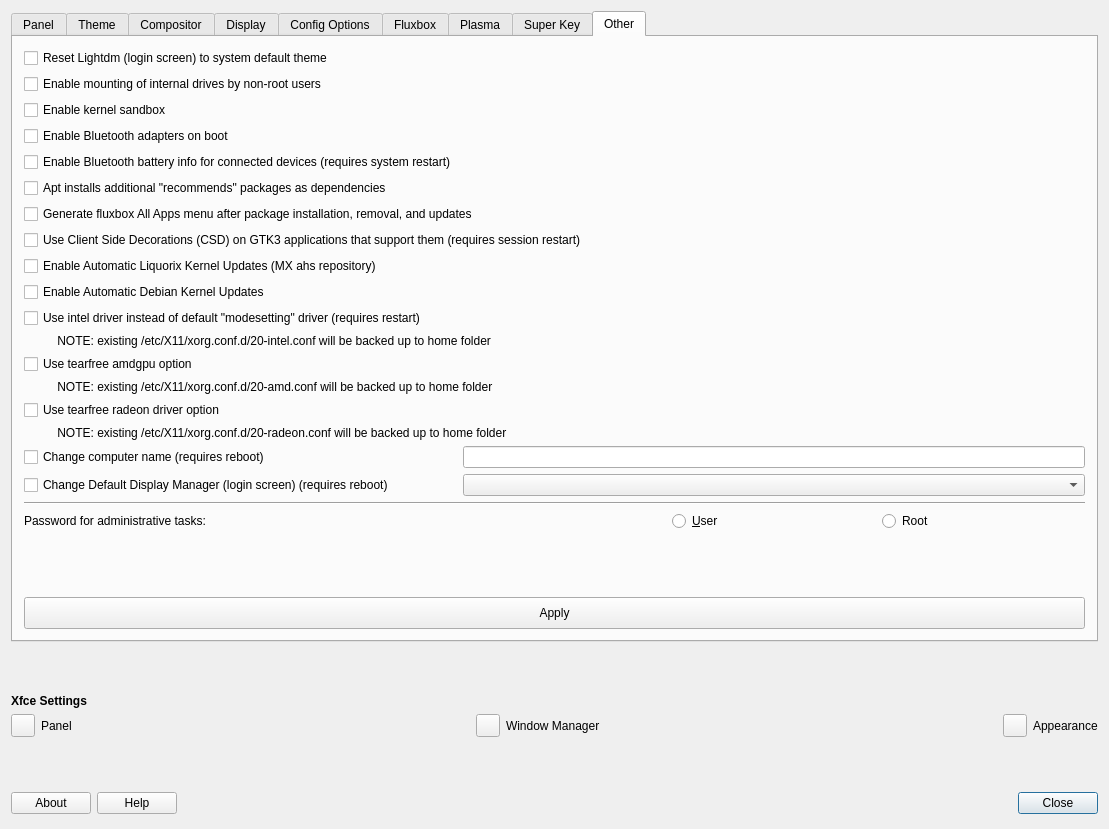
First picture: the form in defaultlook.ui, repository MX-Linux/mx-tweak, before the edit.
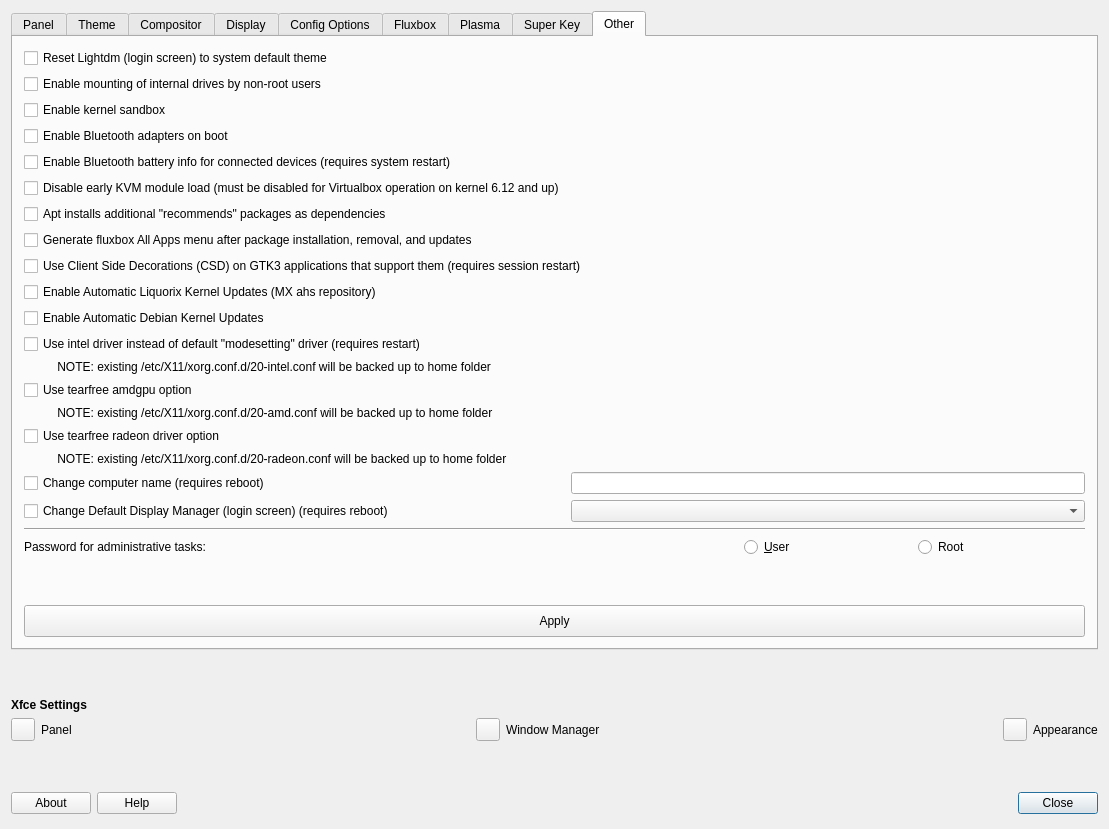
Second picture: the form after the edit. The open tabs and pages were chosen to show the change. Icons and pictures are not drawn.

Commit message: add feature to disable early kvm module loading for virtualbox on kernel 6.12 and up.

Diff of the .ui file:
```diff
--- a/defaultlook.ui
+++ b/defaultlook.ui
@@ -1933,10 +1933,17 @@
            </property>
           </widget>
          </item>
-         <item row="19" column="2">
-          <widget class="QRadioButton" name="radioSudoUser">
+         <item row="11" column="0" colspan="4">
+          <widget class="QCheckBox" name="checkboxIntelDriver">
            <property name="text">
-            <string>&amp;User</string>
+            <string>Use intel driver instead of default &quot;modesetting&quot; driver (requires restart)</string>
+           </property>
+          </widget>
+         </item>
+         <item row="16" column="0" colspan="3">
+          <widget class="QLabel" name="labelradeon">
+           <property name="text">
+            <string>          NOTE: existing /etc/X11/xorg.conf.d/20-radeon.conf will be backed up to home folder</string>
            </property>
           </widget>
          </item>
@@ -1947,52 +1954,69 @@
            </property>
           </widget>
          </item>
-         <item row="16" column="1" colspan="3">
-          <widget class="QLineEdit" name="lineEditHostname"/>
-         </item>
-         <item row="10" column="0" colspan="4">
-          <widget class="QCheckBox" name="checkboxIntelDriver">
-           <property name="text">
-            <string>Use intel driver instead of default &quot;modesetting&quot; driver (requires restart)</string>
-           </property>
-          </widget>
-         </item>
-         <item row="13" column="0" colspan="3">
-          <widget class="QLabel" name="labelamdgpu">
-           <property name="text">
-            <string>          NOTE: existing /etc/X11/xorg.conf.d/20-amd.conf will be backed up to home folder</string>
-           </property>
-          </widget>
-         </item>
-         <item row="19" column="0" colspan="2">
-          <widget class="QLabel" name="label_11">
-           <property name="text">
-            <string>Password for administrative tasks:</string>
-           </property>
-          </widget>
-         </item>
-         <item row="19" column="3">
+         <item row="20" column="3">
           <widget class="QRadioButton" name="radioSudoRoot">
            <property name="text">
             <string>Root</string>
            </property>
           </widget>
          </item>
-         <item row="5" column="0" colspan="4">
+         <item row="17" column="1" colspan="3">
+          <widget class="QLineEdit" name="lineEditHostname"/>
+         </item>
+         <item row="17" column="0">
+          <widget class="QCheckBox" name="checkBoxComputerName">
+           <property name="text">
+            <string extracomment="option to change the system hostname, requires a reboot to be 100% effective">Change computer name (requires reboot)</string>
+           </property>
+          </widget>
+         </item>
+         <item row="2" column="0" colspan="4">
+          <widget class="QCheckBox" name="checkBoxSandbox">
+           <property name="text">
+            <string>Enable kernel sandbox</string>
+           </property>
+          </widget>
+         </item>
+         <item row="1" column="0" colspan="4">
+          <widget class="QCheckBox" name="checkBoxMountInternalDrivesNonRoot">
+           <property name="text">
+            <string>Enable mounting of internal drives by non-root users</string>
+           </property>
+          </widget>
+         </item>
+         <item row="4" column="0">
+          <widget class="QCheckBox" name="checkBoxBluetoothBattery">
+           <property name="text">
+            <string extracomment="expose battery info for connected bluetooth devices to the operating system via dbus">Enable Bluetooth battery info for connected devices (requires system restart)</string>
+           </property>
+          </widget>
+         </item>
+         <item row="6" column="0" colspan="4">
           <widget class="QCheckBox" name="checkBoxInstallRecommends">
            <property name="text">
             <string>Apt installs additional &quot;recommends&quot; packages as dependencies</string>
            </property>
           </widget>
          </item>
-         <item row="7" column="0" colspan="4">
-          <widget class="QCheckBox" name="checkBoxCSD">
+         <item row="18" column="1" colspan="3">
+          <widget class="QComboBox" name="comboBoxDisplayManager"/>
+         </item>
+         <item row="19" column="0" colspan="4">
+          <widget class="Line" name="line_2">
+           <property name="orientation">
+            <enum>Qt::Horizontal</enum>
+           </property>
+          </widget>
+         </item>
+         <item row="20" column="0" colspan="2">
+          <widget class="QLabel" name="label_11">
            <property name="text">
-            <string>Use Client Side Decorations (CSD) on GTK3 applications that support them (requires session restart)</string>
+            <string>Password for administrative tasks:</string>
            </property>
           </widget>
          </item>
-         <item row="8" column="0" colspan="4">
+         <item row="9" column="0" colspan="4">
           <widget class="QCheckBox" name="checkBoxLiqKernelUpdates">
            <property name="toolTip">
             <string extracomment="toggle for apt hold action on update meta packages">put a hold or remove a hold on updates of Liquorix kernels</string>
@@ -2002,49 +2026,66 @@
            </property>
           </widget>
          </item>
-         <item row="18" column="0" colspan="4">
-          <widget class="Line" name="line_2">
-           <property name="orientation">
-            <enum>Qt::Horizontal</enum>
+         <item row="14" column="0" colspan="3">
+          <widget class="QLabel" name="labelamdgpu">
+           <property name="text">
+            <string>          NOTE: existing /etc/X11/xorg.conf.d/20-amd.conf will be backed up to home folder</string>
            </property>
           </widget>
          </item>
-         <item row="14" column="0" colspan="4">
+         <item row="22" column="0" colspan="4">
+          <widget class="QPushButton" name="ButtonApplyEtc">
+           <property name="minimumSize">
+            <size>
+             <width>0</width>
+             <height>32</height>
+            </size>
+           </property>
+           <property name="text">
+            <string>Apply</string>
+           </property>
+           <property name="icon">
+            <iconset theme="dialog-ok">
+             <normaloff>.</normaloff>.</iconset>
+           </property>
+          </widget>
+         </item>
+         <item row="15" column="0" colspan="4">
           <widget class="QCheckBox" name="checkboxRadeontearfree">
            <property name="text">
             <string>Use tearfree radeon driver option</string>
            </property>
           </widget>
          </item>
-         <item row="6" column="0" colspan="4">
-          <widget class="QCheckBox" name="checkBoxDisableFluxboxMenuGeneration">
-           <property name="text">
-            <string>Generate fluxbox All Apps menu after package installation, removal, and updates</string>
-           </property>
-          </widget>
-         </item>
-         <item row="12" column="0" colspan="4">
+         <item row="13" column="0" colspan="4">
           <widget class="QCheckBox" name="checkboxAMDtearfree">
            <property name="text">
             <string>Use tearfree amdgpu option</string>
            </property>
           </widget>
          </item>
-         <item row="2" column="0" colspan="4">
-          <widget class="QCheckBox" name="checkBoxSandbox">
-           <property name="text">
-            <string>Enable kernel sandbox</string>
-           </property>
-          </widget>
-         </item>
-         <item row="17" column="0">
+         <item row="18" column="0">
           <widget class="QCheckBox" name="checkBoxDisplayManager">
            <property name="text">
             <string extracomment="option to change display manager login screen.  present if more than one display manager is installed">Change Default Display Manager (login screen) (requires reboot)</string>
            </property>
           </widget>
          </item>
-         <item row="9" column="0" colspan="4">
+         <item row="8" column="0" colspan="4">
+          <widget class="QCheckBox" name="checkBoxCSD">
+           <property name="text">
+            <string>Use Client Side Decorations (CSD) on GTK3 applications that support them (requires session restart)</string>
+           </property>
+          </widget>
+         </item>
+         <item row="20" column="2">
+          <widget class="QRadioButton" name="radioSudoUser">
+           <property name="text">
+            <string>&amp;User</string>
+           </property>
+          </widget>
+         </item>
+         <item row="10" column="0" colspan="4">
           <widget class="QCheckBox" name="checkBoxDebianKernelUpdates">
            <property name="toolTip">
             <string extracomment="toggle for apt hold action on update meta packages">put a hold or remove a hold on updates of Debian  kernels</string>
@@ -2054,74 +2095,43 @@
            </property>
           </widget>
          </item>
-         <item row="16" column="0">
-          <widget class="QCheckBox" name="checkBoxComputerName">
-           <property name="text">
-            <string extracomment="option to change the system hostname, requires a reboot to be 100% effective">Change computer name (requires reboot)</string>
+         <item row="21" column="0">
+          <spacer name="verticalSpacer_6">
+           <property name="orientation">
+            <enum>Qt::Vertical</enum>
            </property>
-          </widget>
-         </item>
-         <item row="21" column="0" colspan="4">
-          <widget class="QPushButton" name="ButtonApplyEtc">
-           <property name="minimumSize">
+           <property name="sizeHint" stdset="0">
             <size>
-             <width>0</width>
-             <height>32</height>
+             <width>20</width>
+             <height>40</height>
             </size>
            </property>
-           <property name="text">
-            <string>Apply</string>
-           </property>
-           <property name="icon">
-            <iconset theme="dialog-ok">
-             <normaloff>.</normaloff>.</iconset>
-           </property>
-          </widget>
+          </spacer>
          </item>
-         <item row="4" column="0">
-          <widget class="QCheckBox" name="checkBoxBluetoothBattery">
-           <property name="text">
-            <string extracomment="expose battery info for connected bluetooth devices to the operating system via dbus">Enable Bluetooth battery info for connected devices (requires system restart)</string>
-           </property>
-          </widget>
-         </item>
-         <item row="11" column="0" colspan="3">
+         <item row="12" column="0" colspan="3">
           <widget class="QLabel" name="labelIntel">
            <property name="text">
             <string>          NOTE: existing /etc/X11/xorg.conf.d/20-intel.conf will be backed up to home folder</string>
            </property>
           </widget>
          </item>
-         <item row="1" column="0" colspan="4">
-          <widget class="QCheckBox" name="checkBoxMountInternalDrivesNonRoot">
+         <item row="7" column="0" colspan="4">
+          <widget class="QCheckBox" name="checkBoxDisableFluxboxMenuGeneration">
            <property name="text">
-            <string>Enable mounting of internal drives by non-root users</string>
+            <string>Generate fluxbox All Apps menu after package installation, removal, and updates</string>
            </property>
           </widget>
          </item>
-         <item row="15" column="0" colspan="3">
-          <widget class="QLabel" name="labelradeon">
+         <item row="5" column="0">
+          <widget class="QCheckBox" name="checkBoxKVMVirtLoad">
+           <property name="toolTip">
+            <string extracomment="early loading is new on 6.12 kernel and conflicts with virtualbox">&lt;html&gt;&lt;head/&gt;&lt;body&gt;&lt;p&gt;early loading of KVM module is new to  kernel 6.12 and conflicts with some non-KVM virtual machine applications, including virtuabox &lt;/p&gt;&lt;/body&gt;&lt;/html&gt;</string>
+           </property>
            <property name="text">
-            <string>          NOTE: existing /etc/X11/xorg.conf.d/20-radeon.conf will be backed up to home folder</string>
+            <string extracomment="disable early loading of KVM module.  necessary for virtualbox to function with kernels 6.12 and up.  actually default behavior on kernels 6.11 and earlier.">Disable early KVM module load (must be disabled for Virtualbox operation on kernel 6.12 and up)</string>
            </property>
           </widget>
          </item>
-         <item row="17" column="1" colspan="3">
-          <widget class="QComboBox" name="comboBoxDisplayManager"/>
-         </item>
-         <item row="20" column="0">
-          <spacer name="verticalSpacer_6">
-           <property name="orientation">
-            <enum>Qt::Vertical</enum>
-           </property>
-           <property name="sizeHint" stdset="0">
-            <size>
-             <width>20</width>
-             <height>40</height>
-            </size>
-           </property>
-          </spacer>
-         </item>
         </layout>
        </item>
       </layout>
```
Left out of the diff: 2 changed lines with no effect on the pictures. The commit also changes 4 other files.
